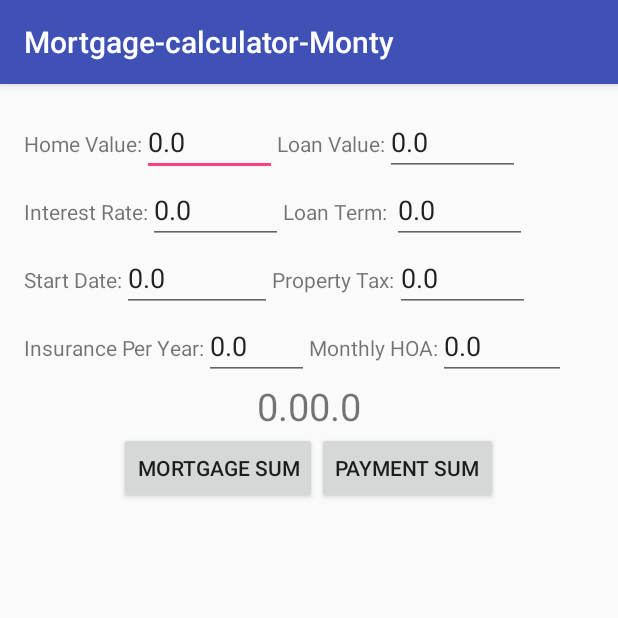
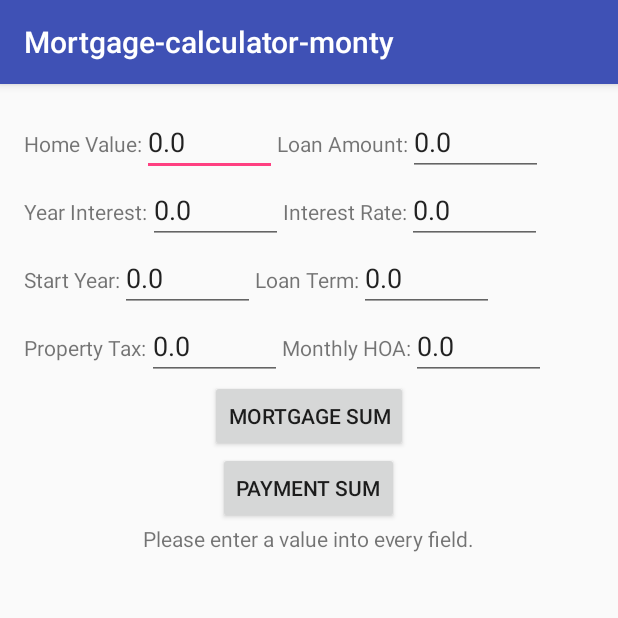
Before and after one commit to montyms/Mortgage-calculator-Monty, an Android app: the screen it shows after launch (MainActivity), after a tap on "PAYMENT SUM", on a phone screen of 412 x 824 dp, the top half of it. Run offline under Robolectric (Android 15) with nearby library versions, the phone set to English and light mode, and no system bars; 1 other tap on this screen came first.

Commit message:
please push

```diff
--- a/app/src/main/java/com/example/michaelmonty/mortgage_calculator_monty/MainActivity.java
+++ b/app/src/main/java/com/example/michaelmonty/mortgage_calculator_monty/MainActivity.java
@@ -14,64 +14,94 @@ import java.util.Date;
 
 public class MainActivity extends AppCompatActivity {
 
-    private Button mort_SumButton;
-    private Button pay_SumButton;
-    private TextView result_Feild;
-    private TextView errorTextView;
+    private Float homeVal= new Float(0);
+    private Float loanAmtVal= new Float(0);
+    private Float loanTermVal= new Float(0);
+    private Float insPerVal= new Float(0);
+    private Float intRatePerc= new Float(0);
+    private Float startYearVal = new Float(0);
+    private Float propTaxPerc= new Float(0);
+    private Float monthlyHOAVal= new Float(0);
+
     private boolean errorVisible = false;
 
-    private Float interest_Rate = new Float(0);
-    private Float property_Tax = new Float(0);
-    private Float start_Date = new Float(0);
-    private Float term_Date = new Float(0);
-    private Float home_Value = new Float(0);
-    private Float loan_Amount = new Float(0);
-    private Float in_Per_Year = new Float(0);
-    private Float h_O_A = new Float(0);
-    private EditText interest_Rate_Edit;
-    private EditText property_Tax_Edit;
-    private EditText start_Date_Edit;
-    private EditText term_Date_Edit;
-    private EditText home_Value_Edit;
-    private EditText loan_Amount_Edit;
-    private EditText in_Per_Year_Edit;
-    private EditText h_O_A_Edit;
+    private EditText homeValEdit;
+    private EditText loanAmtEdit;
+    private EditText loanTermEdit;
+    private EditText insPerEdit;
+    private EditText intRateEdit;
+    private EditText startYearEdit;
+    private EditText propTaxEdit;
+    private EditText monthlyHOAEdit;
+
+    private Button mortSummButton;
+    private Button paySummButton;
+
+    private TextView errorTextView;
 
     @Override
     protected void onCreate(Bundle savedInstanceState) {
         super.onCreate(savedInstanceState);
         setContentView(R.layout.activity_main);
 
-        mort_SumButton = (Button)findViewById(R.id.mortSumButton);
-        pay_SumButton = (Button)findViewById(R.id.paySumButton);
-        result_Feild = (TextView)findViewById(R.id.resultField);
+        homeValEdit = (EditText)findViewById(R.id.textEditHVal);
+        loanAmtEdit = (EditText)findViewById(R.id.textEditLVal);
+        loanTermEdit = (EditText)findViewById(R.id.textEditTerm);
+        insPerEdit = (EditText)findViewById(R.id.textEditInsurance);
+        intRateEdit = (EditText)findViewById(R.id.textEditInterest);
+        startYearEdit = (EditText)findViewById(R.id.textEditStartYear);
+        propTaxEdit = (EditText)findViewById(R.id.textEditPropTax);
+        monthlyHOAEdit = (EditText)findViewById(R.id.textEditHOA);
 
-        home_Value_Edit = (EditText)findViewById(R.id.Home_Value);
-        loan_Amount_Edit = (EditText)findViewById(R.id.Loan_Value);
-        interest_Rate_Edit = (EditText)findViewById(R.id.interestRate);
-        start_Date_Edit = (EditText)findViewById(R.id.startDate);
-        term_Date_Edit = (EditText)findViewById(R.id.termDate);
-        property_Tax_Edit = (EditText)findViewById(R.id.propertyTax);
-        in_Per_Year_Edit = (EditText)findViewById(R.id.inPerYear);
-        h_O_A_Edit = (EditText)findViewById(R.id.hOA);
+        mortSummButton = (Button)findViewById(R.id.mortSumm);
+        paySummButton = (Button)findViewById(R.id.paySumm);
 
-        result_Feild.setText("Summary");
+        errorTextView = (TextView)findViewById(R.id.errorText);
 
-        home_Value_Edit.setText(home_Value.toString());
-        loan_Amount_Edit.setText(loan_Amount.toString());
-        interest_Rate_Edit.setText(interest_Rate.toString());
-        start_Date_Edit.setText(start_Date.toString());
-        term_Date_Edit.setText(term_Date.toString());
-        property_Tax_Edit.setText(property_Tax.toString());
-        in_Per_Year_Edit.setText(in_Per_Year.toString());
-        h_O_A_Edit.setText(h_O_A.toString());
+        homeValEdit.setText(homeVal.toString());
+        loanAmtEdit.setText(loanAmtVal.toString());
+        loanTermEdit.setText(loanTermVal.toString());
+        insPerEdit.setText(insPerVal.toString());
+        intRateEdit.setText(intRatePerc.toString());
+        startYearEdit.setText(startYearVal.toString());
+        propTaxEdit.setText(propTaxPerc.toString());
+        monthlyHOAEdit.setText(monthlyHOAVal.toString());
 
 
-        mort_SumButton.setOnClickListener(new View.OnClickListener(){
+
+        mortSummButton.setOnClickListener(new View.OnClickListener(){
             @Override
-            public void onClick(View v){
+            public void onClick(View v) {
                 if(allValsFilled() == true){
-                    result_Feild.setText(home_Value-loan_Amount-interest_Rate-in_Per_Year-property_Tax-h_O_A-term_Date+start_Date.toString());
+                    Intent mortIntent = new Intent(MainActivity.this,mortSumActivity.class);
+                    String[] calcValues = performCalcs();
+                    mortIntent.putExtra("totalLoan", calcValues[0]);
+                    mortIntent.putExtra("totalInterest", calcValues[1]);
+                    mortIntent.putExtra("yearlyTax", calcValues[2]);
+                    mortIntent.putExtra("totalPaid", calcValues[5]);
+                    mortIntent.putExtra("taxesPaid", calcValues[6]);
+                    mortIntent.putExtra("HOAPaid", calcValues[7]);
+
+                    startActivity(mortIntent);
+
+                }
+                else{
+                    errorTextView.setVisibility(View.VISIBLE);
+                    errorVisible = true;
+                }
+            }
+        });
+        paySummButton.setOnClickListener(new View.OnClickListener(){
+            @Override
+            public void onClick(View v) {
+                if(allValsFilled() == true){
+                    Intent payIntent = new Intent(MainActivity.this,paySumActivity.class);
+                    String[] calcValues = performCalcs();
+                    payIntent.putExtra("monthlyMort", calcValues[3]);
+                    payIntent.putExtra("monthlyHOA",monthlyHOAVal.toString());
+                    payIntent.putExtra("totalMonthlyPayment", calcValues[4]);
+
+                    startActivity(payIntent);
                 }
                 else{
                     errorTextView.setVisibility(View.VISIBLE);
@@ -80,144 +110,133 @@ public class MainActivity extends AppCompatActivity {
             }
         });
 
-        pay_SumButton.setOnClickListener(new View.OnClickListener(){
-            @Override
-            public void onClick(View v){
-                if(allValsFilled() == true){
-                    result_Feild.setText(home_Value+loan_Amount+interest_Rate+in_Per_Year+property_Tax+h_O_A+term_Date+start_Date.toString());
-                }
-                else{
-                    errorTextView.setVisibility(View.VISIBLE);
-                    errorVisible =true;
-                }
-            }
-        });
-
     }
 
     @Override
-    protected void onSaveInstanceState(Bundle outState){
+    protected void onSaveInstanceState(Bundle outState) {
         super.onSaveInstanceState(outState);
 
         getVals();
 
-        outState.putFloat("saveHomeVal", home_Value);
-        outState.putFloat("saveLoanVal", loan_Amount);
-        outState.putFloat("saveInterestRate", interest_Rate);
-        outState.putFloat("savePropertyTax", property_Tax);
-        outState.putFloat("saveLoanTerm", term_Date);
-        outState.putFloat("saveLoanStart", start_Date);
-        outState.putFloat("saveIntPerYear", in_Per_Year);
-        outState.putFloat("saveHOA", h_O_A);
-        outState.putBoolean("errorVisible", errorVisible);
+        outState.putFloat("homeValSave",homeVal);
+        outState.putFloat("loanAmtSave",loanAmtVal);
+        outState.putFloat("loanTermSave",loanTermVal);
+        outState.putFloat("insPerSave",insPerVal);
+        outState.putFloat("intRateSave",intRatePerc);
+        outState.putFloat("startDateSave", startYearVal);
+        outState.putFloat("propTaxSave",propTaxPerc);
+        outState.putFloat("monthlyHOASave",monthlyHOAVal);
+        outState.putBoolean("errorVisible",errorVisible);
     }
 
     @Override
-    protected void onRestoreInstanceState(Bundle savedInstanceState){
-        super.onRestoreInstanceState(savedInstanceState);
+    protected void onRestoreInstanceState(Bundle savedInstanceState) {
+        super.onSaveInstanceState(savedInstanceState);
 
-        home_Value = savedInstanceState.getFloat("saveHomeVal");
-        loan_Amount = savedInstanceState.getFloat("saveLoanVal");
-        interest_Rate = savedInstanceState.getFloat("saveInterestRate");
-        property_Tax = savedInstanceState.getFloat("savePropertyTax");
-        term_Date = savedInstanceState.getFloat("saveLoanTerm");
-        start_Date = savedInstanceState.getFloat("saveLoanStart");
-        in_Per_Year = savedInstanceState.getFloat("saveIntPerYear");
-        h_O_A = savedInstanceState.getFloat("saveHOA");
+        homeVal = savedInstanceState.getFloat("homeValSave");
+        loanAmtVal = savedInstanceState.getFloat("loanAmtSave");
+        loanTermVal = savedInstanceState.getFloat("loanTermSave");
+        insPerVal = savedInstanceState.getFloat("insPerSave");
+        intRatePerc = savedInstanceState.getFloat("intRateSave");
+        startYearVal = savedInstanceState.getFloat("startDateSave");
+        propTaxPerc = savedInstanceState.getFloat("propTaxSave");
+        monthlyHOAVal = savedInstanceState.getFloat("monthlyHOASave");
         errorVisible = savedInstanceState.getBoolean("errorVisible");
 
         getVals();
 
-        home_Value_Edit.setText(home_Value.toString());
-        loan_Amount_Edit.setText(loan_Amount.toString());
-        interest_Rate_Edit.setText(interest_Rate.toString());
-        property_Tax_Edit.setText(property_Tax.toString());
-        term_Date_Edit.setText(term_Date.toString());
-        start_Date_Edit.setText(start_Date.toString());
-        in_Per_Year_Edit.setText(in_Per_Year.toString());
-        h_O_A_Edit.setText(h_O_A.toString());
+        homeValEdit.setText(homeVal.toString());
+        loanAmtEdit.setText(loanAmtVal.toString());
+        loanTermEdit.setText(loanTermVal.toString());
+        insPerEdit.setText(insPerVal.toString());
+        intRateEdit.setText(intRatePerc.toString());
+        startYearEdit.setText(startYearVal.toString());
+        propTaxEdit.setText(propTaxPerc.toString());
+        monthlyHOAEdit.setText(monthlyHOAVal.toString());
 
-        if (errorVisible)
+        if(errorVisible)
             errorTextView.setVisibility(View.VISIBLE);
+
     }
 
     private boolean allValsFilled(){
-        boolean returnVal = true;
-        if (home_Value_Edit.getText().toString().equals(0.0))
-            returnVal = false;
-        if (loan_Amount_Edit.getText().toString().equals(0.0))
-            returnVal = false;
-        if (interest_Rate_Edit.getText().toString().equals(0.0))
-            returnVal = false;
-        if (property_Tax_Edit.getText().toString().equals(0.0))
-            returnVal = false;
-        if (term_Date_Edit.getText().toString().equals(0.0))
-            returnVal = false;
-        if (start_Date_Edit.getText().toString().equals(0.0))
-            returnVal = false;
-        if (in_Per_Year_Edit.getText().toString().equals(0.0))
-            returnVal = false;
-        if (h_O_A_Edit.getText().toString().equals(0.0))
-            returnVal = false;
-        return returnVal;
+        boolean rtrnVal = true;
+        if(homeValEdit.getText().toString().equals("0.0"))
+            rtrnVal = false;
+        if(loanAmtEdit.getText().toString().equals("0.0"))
+            rtrnVal = false;
+        if(loanTermEdit.getText().toString().equals("0.0"))
+            rtrnVal = false;
+        if(insPerEdit.getText().toString().equals("0.0"))
+            rtrnVal = false;
+        if(intRateEdit.getText().toString().equals("0.0"))
+            rtrnVal = false;
+        if(startYearEdit.getText().toString().equals("0.0"))
+            rtrnVal = false;
+        if(propTaxEdit.getText().toString().equals("0.0"))
+            rtrnVal = false;
+        if(monthlyHOAEdit.getText().toString().equals("0.0"))
+            rtrnVal = false;
+        return rtrnVal;
     }
 
-    private String[] performCal(){
-        String[] returnVal = new String[8];
+    private String[] performCalcs(){
+        String[] rtrnVal = new String[8];
         getVals();
 
-        Double total_loan_cost = loan_Amount.doubleValue();
-        Double total_interest;
-        Double current_paid = 0.0;
-        Double month_mort_pay;
-        Double total_month_pay;
+        Double totalLoanCost = loanAmtVal.doubleValue();
+        Double totalInterest;
+        Double paidToDate = 0.00;
+        Double monthlyMortPayment;
+        Double totalMonthlyPayment;
         Double yearlyTax;
-        Double taxes_paid;
+        Double taxesPaid;
         Double HOAPaid;
         Calendar cal = Calendar.getInstance();
-        int numYears = cal.get(Calendar.YEAR) - start_Date.intValue();
+        int numYears = cal.get(Calendar.YEAR)-startYearVal.intValue();
         int month = cal.get(Calendar.MONTH);
 
-        for (int i = 0; i < term_Date.intValue(); i++){
-            total_loan_cost = total_loan_cost + total_loan_cost*(interest_Rate.doubleValue()/100);
-            total_loan_cost = total_loan_cost.doubleValue();
+        for(int i = 0; i<loanTermVal.intValue();i++){
+            totalLoanCost = totalLoanCost + totalLoanCost*(intRatePerc.doubleValue()/100);
+            totalLoanCost = totalLoanCost.doubleValue();
         }
+        rtrnVal[0] = totalLoanCost.toString();
 
-        returnVal[0] = total_loan_cost.toString();
+        totalInterest = totalLoanCost - loanAmtVal.doubleValue();
+        rtrnVal[1] = totalInterest.toString();
 
-        total_interest = total_loan_cost - loan_Amount.doubleValue();
-        returnVal[1] = total_interest.toString();
+        yearlyTax = homeVal*propTaxPerc.doubleValue()/100;
+        rtrnVal[2] = yearlyTax.toString();
 
-        yearlyTax = home_Value*property_Tax.doubleValue()/100;
-        returnVal[2] = yearlyTax.toString();
+        monthlyMortPayment = totalLoanCost/loanTermVal.doubleValue()/12;
+        rtrnVal[3] = monthlyMortPayment.toString();
 
-        month_mort_pay = total_loan_cost/term_Date.doubleValue()/100;
-        returnVal[3] = month_mort_pay.toString();
+        totalMonthlyPayment = monthlyMortPayment + monthlyHOAVal.doubleValue()
+                +(yearlyTax/12)+(insPerVal.doubleValue()/12);
+        rtrnVal[4] = totalMonthlyPayment.toString();
 
-        total_month_pay = month_mort_pay + h_O_A.doubleValue() + (yearlyTax/12) + (in_Per_Year.doubleValue()/12);
-        returnVal[4] = total_month_pay.toString();
+        paidToDate = totalMonthlyPayment*numYears*12+(totalMonthlyPayment*month);
+        rtrnVal[5] = paidToDate.toString();
 
-        current_paid = total_month_pay*12*numYears + (total_month_pay*month);
-        returnVal[5] = current_paid.toString();
+        taxesPaid = yearlyTax*numYears;
+        rtrnVal[6] = taxesPaid.toString();
 
-        taxes_paid = yearlyTax*numYears;
-        returnVal[6] = taxes_paid.toString();
+        HOAPaid = monthlyHOAVal.doubleValue()*numYears*12+(monthlyHOAVal.doubleValue()*month);
+        rtrnVal[7] = HOAPaid.toString();
 
-        HOAPaid = h_O_A.doubleValue()*12*numYears + (h_O_A.doubleValue()*month);
-        returnVal[7] = HOAPaid.toString();
 
-        return returnVal;
+        return rtrnVal;
     }
 
     private void getVals(){
-        home_Value = Float.parseFloat(home_Value_Edit.getText().toString());
-        loan_Amount = Float.parseFloat(loan_Amount_Edit.getText().toString());
-        interest_Rate = Float.parseFloat(interest_Rate_Edit.getText().toString());
-        property_Tax = Float.parseFloat(property_Tax_Edit.getText().toString());
-        start_Date = Float.parseFloat(start_Date_Edit.getText().toString());
-        term_Date = Float.parseFloat(term_Date_Edit.getText().toString());
-        in_Per_Year = Float.parseFloat(in_Per_Year_Edit.getText().toString());
-        h_O_A = Float.parseFloat(h_O_A_Edit.getText().toString());
+        homeVal = Float.parseFloat(homeValEdit.getText().toString());
+        loanAmtVal = Float.parseFloat(loanAmtEdit.getText().toString());
+        loanTermVal = Float.parseFloat(loanTermEdit.getText().toString());
+        insPerVal = Float.parseFloat(insPerEdit.getText().toString());
+        intRatePerc = Float.parseFloat(intRateEdit.getText().toString());
+        startYearVal = Float.parseFloat(startYearEdit.getText().toString());
+        propTaxPerc = Float.parseFloat(propTaxEdit.getText().toString());
+        monthlyHOAVal = Float.parseFloat(monthlyHOAEdit.getText().toString());
     }
 
 
--- a/app/src/main/res/layout/activity_main.xml
+++ b/app/src/main/res/layout/activity_main.xml
@@ -10,6 +10,8 @@ xmlns:tools="http://schemas.android.com/tools"
     tools:context="com.example.michaelmonty.mortgage_calculator_monty.MainActivity"
     android:orientation="vertical">
 
+
+
     <LinearLayout
         android:layout_width="wrap_content"
         android:layout_height="wrap_content"
@@ -18,22 +20,47 @@ xmlns:tools="http://schemas.android.com/tools"
         <TextView
             android:layout_width="wrap_content"
             android:layout_height="wrap_content"
-            android:text="@string/Home_Value" />
+            android:text="@string/home_val"/>
         <EditText
             android:layout_width="90dp"
             android:layout_height="wrap_content"
             android:inputType="numberDecimal"
-            android:id="@+id/Home_Value"/>
-
+            android:id="@+id/textEditHVal"/>
         <TextView
             android:layout_width="wrap_content"
             android:layout_height="wrap_content"
-            android:text="@string/Loan_Value" />
+            android:text="@string/loan_val" />
         <EditText
             android:layout_width="90dp"
             android:layout_height="wrap_content"
             android:inputType="numberDecimal"
-            android:id="@+id/Loan_Value"/>
+            android:id="@+id/textEditLVal"/>
+
+    </LinearLayout>
+
+
+    <LinearLayout
+        android:layout_width="wrap_content"
+        android:layout_height="wrap_content"
+        android:orientation="horizontal">
+        <TextView
+            android:layout_width="wrap_content"
+            android:layout_height="wrap_content"
+            android:text="@string/insurance" />
+        <EditText
+            android:layout_width="90dp"
+            android:layout_height="wrap_content"
+            android:inputType="numberDecimal"
+            android:id="@+id/textEditInsurance"/>
+        <TextView
+            android:layout_width="wrap_content"
+            android:layout_height="wrap_content"
+            android:text="@string/interest"/>
+        <EditText
+            android:layout_width="90dp"
+            android:layout_height="wrap_content"
+            android:inputType="numberDecimal"
+            android:id="@+id/textEditInterest"/>
 
     </LinearLayout>
 
@@ -45,50 +72,23 @@ xmlns:tools="http://schemas.android.com/tools"
         <TextView
             android:layout_width="wrap_content"
             android:layout_height="wrap_content"
-            android:text="@string/Percentage_Rate" />
+            android:text="@string/start" />
+        <EditText
+            android:layout_width="90dp"
+            android:layout_height="wrap_content"
+            android:inputType="number"
+            android:id="@+id/textEditStartYear"/>
+
+        <TextView
+            android:layout_width="wrap_content"
+            android:layout_height="wrap_content"
+            android:text="@string/term" />
         <EditText
             android:layout_width="90dp"
             android:layout_height="wrap_content"
             android:inputType="numberDecimal"
-            android:id="@+id/interestRate"/>
+            android:id="@+id/textEditTerm"/>
 
-        <TextView
-            android:layout_width="wrap_content"
-            android:layout_height="wrap_content"
-            android:text="Loan Term: "/>
-        <EditText
-            android:layout_width="90dp"
-            android:layout_height="wrap_content"
-            android:inputType="number"
-            android:id="@+id/termDate"/>
-
-    </LinearLayout>
-
-
-    <LinearLayout
-        android:layout_width="wrap_content"
-        android:layout_height="wrap_content"
-        android:orientation="horizontal">
-
-        <TextView
-            android:layout_width="wrap_content"
-            android:layout_height="wrap_content"
-            android:text="@string/Start_Date"/>
-        <EditText
-            android:layout_width="100dp"
-            android:layout_height="wrap_content"
-            android:inputType="number"
-            android:id="@+id/startDate"/>
-
-        <TextView
-            android:layout_width="wrap_content"
-            android:layout_height="wrap_content"
-            android:text="@string/Property_Tax"/>
-        <EditText
-            android:layout_width="90dp"
-            android:layout_height="wrap_content"
-            android:inputType="numberDecimal"
-            android:id="@+id/propertyTax"/>
 
     </LinearLayout>
 
@@ -100,56 +100,65 @@ xmlns:tools="http://schemas.android.com/tools"
         <TextView
             android:layout_width="wrap_content"
             android:layout_height="wrap_content"
-            android:text="@string/Insurance_Per_Year"/>
+            android:text="@string/pro_tax" />
         <EditText
-            android:layout_width="70dp"
+            android:layout_width="90dp"
             android:layout_height="wrap_content"
             android:inputType="numberDecimal"
-            android:id="@+id/inPerYear"/>
-
+            android:id="@+id/textEditPropTax"/>
         <TextView
             android:layout_width="wrap_content"
             android:layout_height="wrap_content"
-            android:text="@string/Monthly_HOA"/>
+            android:text="@string/hoa" />
         <EditText
-            android:layout_width="85dp"
+            android:layout_width="90dp"
             android:layout_height="wrap_content"
             android:inputType="numberDecimal"
-            android:id="@+id/hOA"/>
+            android:id="@+id/textEditHOA"/>
 
     </LinearLayout>
 
-    <LinearLayout
+    <RelativeLayout
         android:layout_width="wrap_content"
         android:layout_height="wrap_content"
-        android:layout_gravity="center">
+        android:orientation="horizontal"
+        android:layout_gravity="center"
+        android:gravity="bottom">
 
-        <TextView
+        <Button
+            android:text="@string/mortButton"
             android:layout_width="wrap_content"
             android:layout_height="wrap_content"
-            android:text="result"
-            android:id="@+id/resultField"
-            android:textSize="25sp"/>
-    </LinearLayout>
+            android:id="@+id/mortSumm" />
 
+    </RelativeLayout>
+
+    <RelativeLayout
+        android:layout_width="wrap_content"
+        android:layout_height="wrap_content"
+        android:orientation="horizontal"
+        android:layout_gravity="center"
+        android:gravity="bottom">
+
+        <Button
+            android:text="@string/payButton"
+            android:layout_width="wrap_content"
+            android:layout_height="wrap_content"
+            android:id="@+id/paySumm" />
+
+    </RelativeLayout>
     <LinearLayout
         android:layout_width="wrap_content"
         android:layout_height="wrap_content"
         android:orientation="horizontal"
         android:layout_gravity="center">
 
-        <Button
-            android:text="@string/Mortgage_Sum"
+        <TextView
             android:layout_width="wrap_content"
             android:layout_height="wrap_content"
-            android:id="@+id/mortSumButton"/>
-
-        <Button
-            android:layout_width="wrap_content"
-            android:layout_height="wrap_content"
-            android:text="@string/Payment_Sum"
-            android:layout_gravity="center"
-            android:id="@+id/paySumButton"/>
+            android:visibility="invisible"
+            android:text="@string/errorMessage"
+            android:id="@+id/errorText"/>
     </LinearLayout>
 
 
--- a/app/src/main/res/values/strings.xml
+++ b/app/src/main/res/values/strings.xml
@@ -1,17 +1,26 @@
 <resources>
-    <string name="app_name">Mortgage-calculator-Monty</string>
-    <string name="Loan_Value">Loan Value: </string>
-    <string name="Home_Value">Home Value: </string>
-    <string name="Loan_Term">Loan Term: </string>
-    <string name="Percentage_Rate">Interest Rate: </string>
-    <string name="Start_Date">Start Date: </string>
-    <string name="Property_Tax">Property Tax: </string>
-    <string name="Insurance_Per_Year">Insurance Per Year: </string>
-    <string name="Monthly_HOA">Monthly HOA: </string>
-    <string name="Mortgage_Sum">Mortgage Sum</string>
-    <string name="Payment_Sum">Payment Sum</string>
-
-
-
+    <string name="app_name">Mortgage-calculator-monty</string>
+    <string name="errorMessage">Please enter a value into every field.</string>
+    <string name="summaryMessage">Your Summary to Date</string>
+    <string name="monthlySummaryMessage">Your Monthly Payment Summary</string>
+    <string name="home_val">Home Value: </string>
+    <string name="loan_val">Loan Amount: </string>
+    <string name="interest">Interest Rate: </string>
+    <string name="term">Loan Term: </string>
+    <string name="start">Start Year: </string>
+    <string name="pro_tax">Property Tax: </string>
+    <string name="insurance">Year Interest: </string>
+    <string name="hoa">Monthly HOA: </string>
+    <string name="payButton">Payment Sum</string>
+    <string name="mortButton">Mortgage Sum</string>
+    <string name="totalLoanAmount">Total Cost of Loan with Interest: </string>
+    <string name="totalInterestAmount">Total Cost of Interest: </string>
+    <string name="yearlyTaxAmount">Yearly Property Tax: </string>
+    <string name="totalPaidAmount">Total Paid: </string>
+    <string name="totalTaxAmount">Total Property Tax Paid: </string>
+    <string name="totalHOAAmount">Total HOA Fee Paid: </string>
+    <string name="monthlyMortAmount">Monthly Mortgage Paid: </string>
+    <string name="monthlyHOAAmount">Monthly HOA Fee Paid: </string>
+    <string name="monthlyTotalAmount">Total Amount Paid: </string>
 
 </resources>
```
Also changed, not shown: app/src/main/AndroidManifest.xml (+14 -0 lines).
